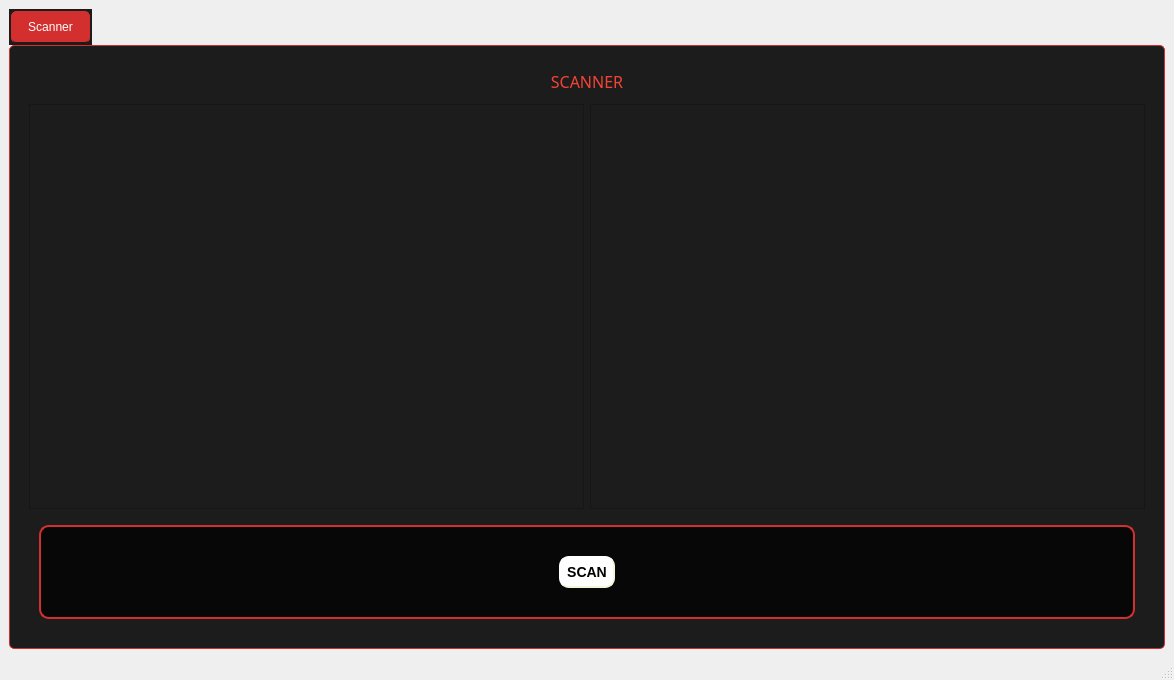
This is gui.ui in ENGaliyasser/Compiler-project as Qt 5 draws it before an edit. The edited form follows.
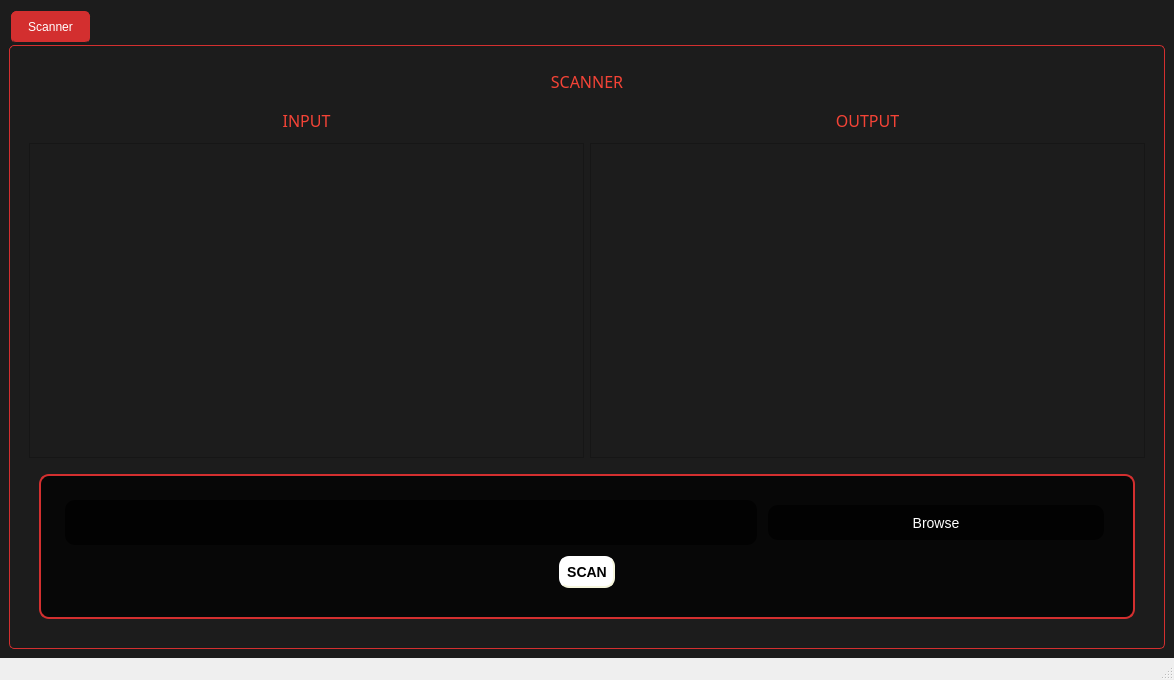
This is the edited form.

What changed in the file:
```diff
--- a/gui.ui
+++ b/gui.ui
@@ -26,6 +26,9 @@
    <string notr="true"/>
   </property>
   <widget class="QWidget" name="centralwidget">
+   <property name="styleSheet">
+    <string notr="true">background-color: #1c1c1c; /* Dark gray background */</string>
+   </property>
    <layout class="QGridLayout" name="gridLayout">
     <item row="0" column="0">
      <widget class="QTabWidget" name="tabWidget">
@@ -119,31 +122,12 @@
         <string>Scanner</string>
        </attribute>
        <layout class="QGridLayout" name="gridLayout_3">
-        <item row="1" column="1">
-         <widget class="QTextBrowser" name="output">
-          <property name="minimumSize">
-           <size>
-            <width>0</width>
-            <height>250</height>
-           </size>
-          </property>
-          <property name="maximumSize">
-           <size>
-            <width>16777215</width>
-            <height>16777215</height>
-           </size>
-          </property>
-         </widget>
-        </item>
-        <item row="1" column="0">
-         <widget class="QTextEdit" name="input"/>
-        </item>
-        <item row="2" column="0" rowspan="2" colspan="2">
+        <item row="5" column="0" colspan="2">
          <widget class="QFrame" name="formFrame">
           <property name="maximumSize">
            <size>
             <width>16777215</width>
-            <height>250</height>
+            <height>165</height>
            </size>
           </property>
           <property name="styleSheet">
@@ -151,7 +135,21 @@
     border-radius: 10px;</string>
           </property>
           <layout class="QGridLayout" name="gridLayout_2">
-           <item row="0" column="1">
+           <item row="0" column="1" colspan="2">
+            <widget class="QLabel" name="Browseline">
+             <property name="text">
+              <string/>
+             </property>
+            </widget>
+           </item>
+           <item row="0" column="3">
+            <widget class="QPushButton" name="Browse">
+             <property name="text">
+              <string>Browse</string>
+             </property>
+            </widget>
+           </item>
+           <item row="1" column="1" colspan="3">
             <layout class="QHBoxLayout" name="horizontalLayout_2">
              <item>
               <spacer name="horizontalSpacer">
@@ -211,7 +209,29 @@
           </layout>
          </widget>
         </item>
-        <item row="0" column="0" colspan="2">
+        <item row="2" column="0">
+         <widget class="QLabel" name="label_2">
+          <property name="maximumSize">
+           <size>
+            <width>16777215</width>
+            <height>60</height>
+           </size>
+          </property>
+          <property name="font">
+           <font>
+            <family>Segoe Script</family>
+            <pointsize>-1</pointsize>
+           </font>
+          </property>
+          <property name="text">
+           <string>INPUT</string>
+          </property>
+          <property name="alignment">
+           <set>Qt::AlignCenter</set>
+          </property>
+         </widget>
+        </item>
+        <item row="1" column="0" colspan="2">
          <widget class="QLabel" name="label">
           <property name="maximumSize">
            <size>
@@ -233,6 +253,47 @@
           </property>
          </widget>
         </item>
+        <item row="3" column="1">
+         <widget class="QTextBrowser" name="output">
+          <property name="minimumSize">
+           <size>
+            <width>0</width>
+            <height>250</height>
+           </size>
+          </property>
+          <property name="maximumSize">
+           <size>
+            <width>16777215</width>
+            <height>16777215</height>
+           </size>
+          </property>
+         </widget>
+        </item>
+        <item row="2" column="1">
+         <widget class="QLabel" name="label_3">
+          <property name="maximumSize">
+           <size>
+            <width>16777215</width>
+            <height>60</height>
+           </size>
+          </property>
+          <property name="font">
+           <font>
+            <family>Segoe Script</family>
+            <pointsize>-1</pointsize>
+           </font>
+          </property>
+          <property name="text">
+           <string>OUTPUT</string>
+          </property>
+          <property name="alignment">
+           <set>Qt::AlignCenter</set>
+          </property>
+         </widget>
+        </item>
+        <item row="3" column="0">
+         <widget class="QTextEdit" name="input"/>
+        </item>
        </layout>
       </widget>
      </widget>
```
